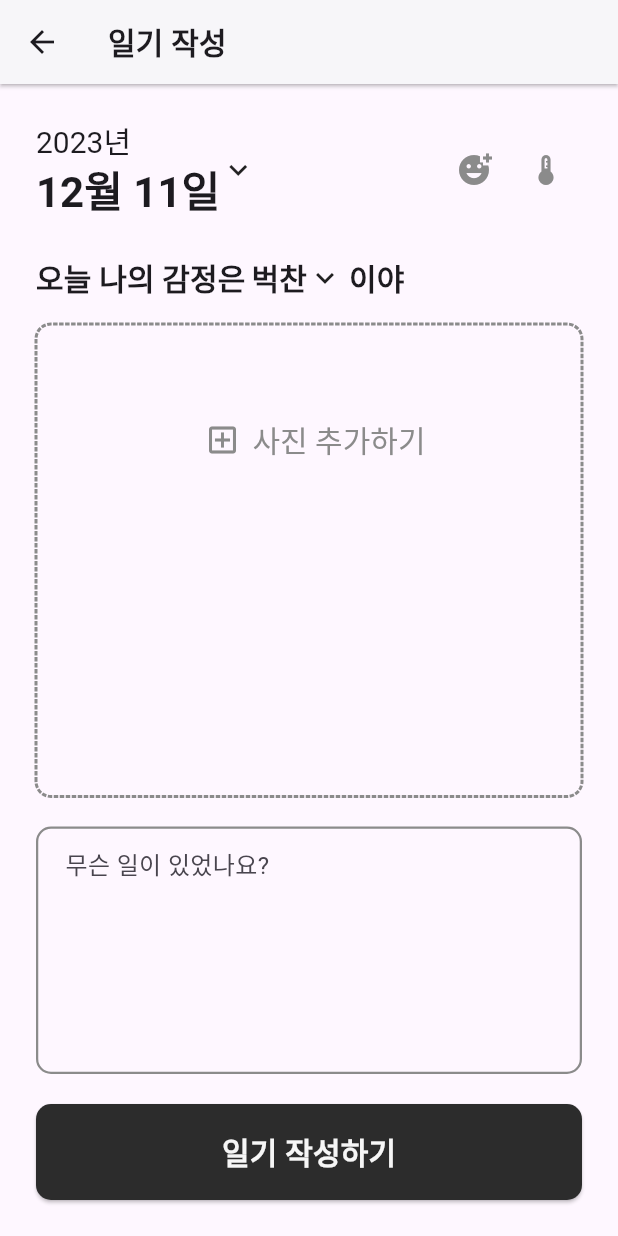
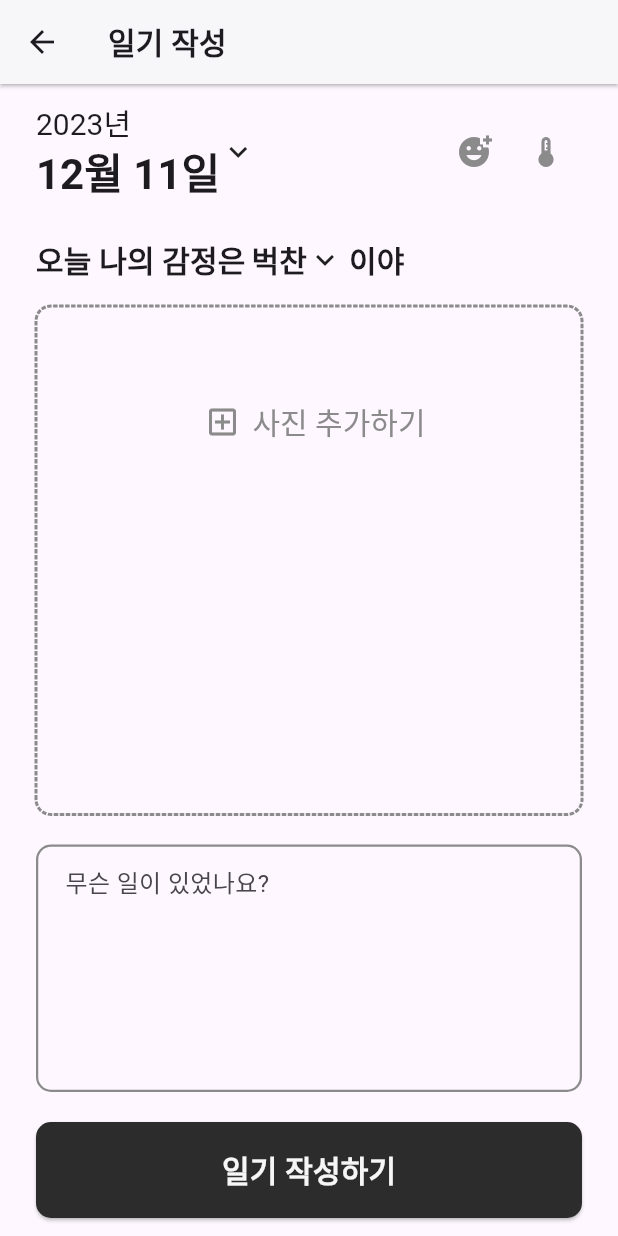
Before and after one commit to yyy5044/FlutterTeamProject, a Flutter app: the WritingDiaryView screen opened by its route, on a phone screen of 412 x 824 dp. Run offline on Flutter 3.47's test engine with Material 3 defaults, Android fonts, the phone set to English and light mode, and no system bars; drawn by our look-alikes of dotted_border; our stand-ins replace cloud_firestore, firebase_auth, firebase_core, firebase_storage, flutter_riverpod, image_picker and 3 more; accounts and stored records are empty; Roboto replaces fonts that are missing (YourPrimaryFont).

Commit message:
[FIX] fixed layout error

```diff
--- a/lib/feature/writing_diary_view/writing_diary_view.dart
+++ b/lib/feature/writing_diary_view/writing_diary_view.dart
@@ -100,7 +100,7 @@ class _WritingDiaryViewState extends ConsumerState<WritingDiaryView> {
       body: Stack(
         children: [
           SafeArea(
-            minimum: const EdgeInsets.all(24),
+            minimum: const EdgeInsets.symmetric(vertical: 12, horizontal: 24),
             child: Column(
               children: [
                 Row(
```
